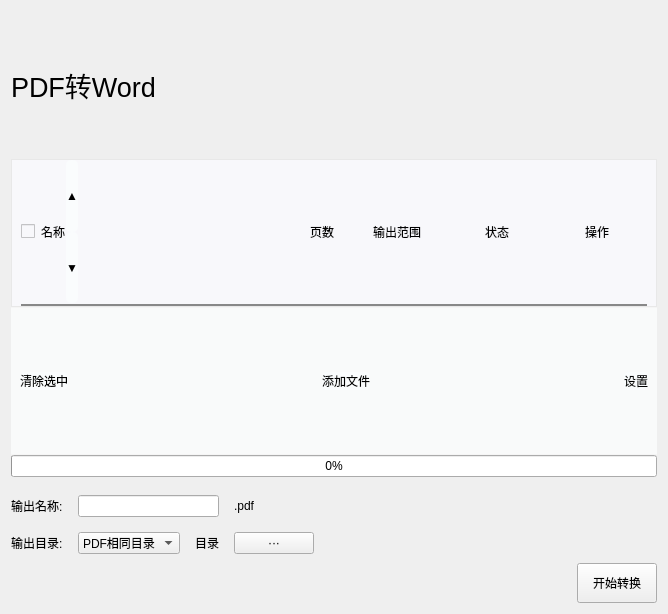
First picture: the form in app/ui/doc_convert/pdf2wordui/pdf2word_ui.ui, repository LC044/EasyBox, before the edit.
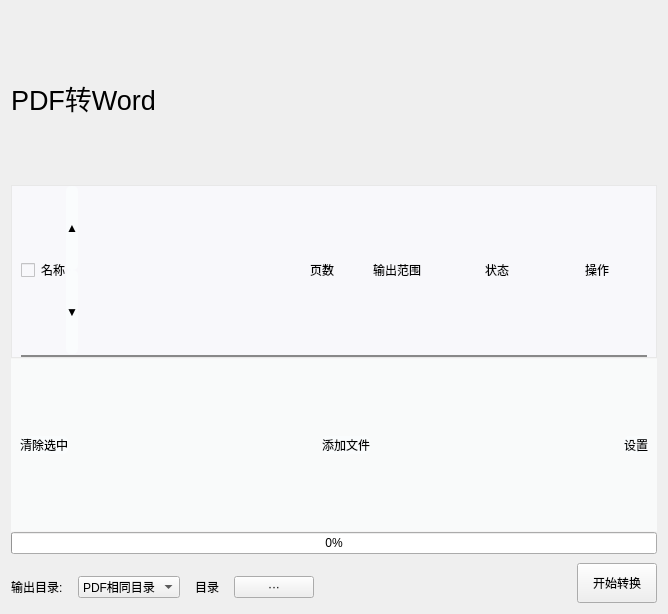
Second picture: the form after the edit.

Patch:
```diff
--- a/app/ui/doc_convert/pdf2wordui/pdf2word_ui.ui
+++ b/app/ui/doc_convert/pdf2wordui/pdf2word_ui.ui
@@ -481,24 +481,7 @@
        <property name="spacing">
         <number>15</number>
        </property>
-       <item row="1" column="2" colspan="2">
-        <widget class="QLabel" name="label_output_dir">
-         <property name="text">
-          <string>目录</string>
-         </property>
-        </widget>
-       </item>
-       <item row="0" column="4">
-        <widget class="QLabel" name="label_10">
-         <property name="text">
-          <string>.pdf</string>
-         </property>
-        </widget>
-       </item>
-       <item row="0" column="1" colspan="3">
-        <widget class="QLineEdit" name="lineEdit_filename"/>
-       </item>
-       <item row="1" column="1">
+       <item row="0" column="1">
         <widget class="QComboBox" name="comboBox">
          <item>
           <property name="text">
@@ -512,7 +495,7 @@
          </item>
         </widget>
        </item>
-       <item row="1" column="4">
+       <item row="0" column="4">
         <widget class="QPushButton" name="pushButton_2">
          <property name="text">
           <string>···</string>
@@ -520,43 +503,23 @@
         </widget>
        </item>
        <item row="0" column="0">
-        <widget class="QLabel" name="label_6">
-         <property name="text">
-          <string>输出名称:</string>
-         </property>
-        </widget>
-       </item>
-       <item row="1" column="0">
         <widget class="QLabel" name="label_9">
          <property name="text">
           <string>输出目录:</string>
          </property>
         </widget>
        </item>
+       <item row="0" column="2" colspan="2">
+        <widget class="QLabel" name="label_output_dir">
+         <property name="text">
+          <string>目录</string>
+         </property>
+        </widget>
+       </item>
       </layout>
      </item>
      <item>
       <spacer name="horizontalSpacer_5">
-       <property name="orientation">
-        <enum>Qt::Horizontal</enum>
-       </property>
-       <property name="sizeHint" stdset="0">
-        <size>
-         <width>40</width>
-         <height>20</height>
-        </size>
-       </property>
-      </spacer>
-     </item>
-    </layout>
-   </item>
-   <item>
-    <layout class="QHBoxLayout" name="horizontalLayout">
-     <property name="topMargin">
-      <number>9</number>
-     </property>
-     <item>
-      <spacer name="horizontalSpacer">
        <property name="orientation">
         <enum>Qt::Horizontal</enum>
        </property>
```
